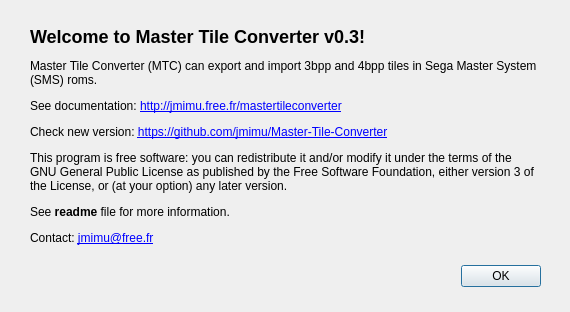
This is dialog_about.ui in jmimu/Master-Tile-Converter as Qt 5 draws it before an edit. The edited form follows.
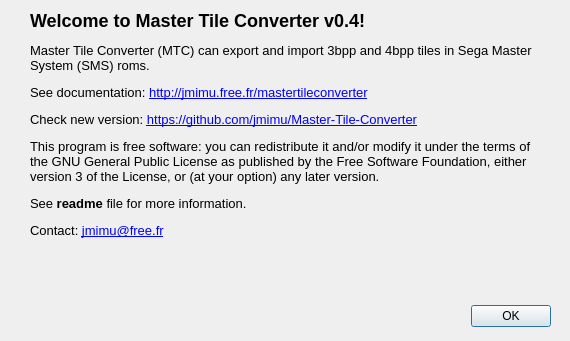
This is the edited form. Icons and pictures are not drawn.

Commit message: fix compression, change menus and about

What changed in the file:
```diff
--- a/dialog_about.ui
+++ b/dialog_about.ui
@@ -7,7 +7,7 @@
     <x>0</x>
     <y>0</y>
     <width>570</width>
-    <height>312</height>
+    <height>341</height>
    </rect>
   </property>
   <property name="windowTitle">
@@ -20,8 +20,8 @@
   <widget class="QDialogButtonBox" name="buttonBox">
    <property name="geometry">
     <rect>
-     <x>30</x>
-     <y>260</y>
+     <x>40</x>
+     <y>300</y>
      <width>511</width>
      <height>32</height>
     </rect>
@@ -37,23 +37,26 @@
    <property name="geometry">
     <rect>
      <x>30</x>
-     <y>20</y>
+     <y>10</y>
      <width>511</width>
-     <height>231</height>
+     <height>311</height>
     </rect>
    </property>
    <property name="text">
-    <string>&lt;h2&gt;Welcome to Master Tile Converter v0.3!&lt;/h2&gt;
-&lt;p&gt;Master Tile Converter (MTC) can export and import 3bpp and 4bpp tiles in Sega Master System (SMS) roms.&lt;p&gt;
-&lt;p&gt;See documentation: &lt;a href=&quot;http://jmimu.free.fr/mastertileconverter&quot;&gt;http://jmimu.free.fr/mastertileconverter&lt;/a&gt;&lt;/p&gt;
-&lt;p&gt;Check new version: &lt;a href=&quot;https://github.com/jmimu/Master-Tile-Converter&quot;&gt;https://github.com/jmimu/Master-Tile-Converter&lt;/a&gt;&lt;/p&gt;
-&lt;p&gt;This program is free software: you can redistribute it and/or modify
-it under the terms of the GNU General Public License as published by
-the Free Software Foundation, either version 3 of the License, or
-(at your option) any later version.&lt;/p&gt;
-&lt;p&gt;See &lt;strong&gt;readme&lt;/strong&gt; file for more information.&lt;/p&gt;
-&lt;p&gt;Contact: &lt;a href=&quot;mailto:jmimu@free.fr&quot;&gt;jmimu@free.fr&lt;/a&gt;&lt;/p&gt;
-</string>
+    <string>&lt;!DOCTYPE HTML PUBLIC &quot;-//W3C//DTD HTML 4.0//EN&quot; &quot;http://www.w3.org/TR/REC-html40/strict.dtd&quot;&gt;
+&lt;html&gt;&lt;head&gt;&lt;meta name=&quot;qrichtext&quot; content=&quot;1&quot; /&gt;&lt;style type=&quot;text/css&quot;&gt;
+p, li { white-space: pre-wrap; }
+&lt;/style&gt;&lt;/head&gt;&lt;body style=&quot; font-family:'Sans'; font-size:10pt; font-weight:400; font-style:normal;&quot;&gt;
+&lt;p style=&quot; margin-top:16px; margin-bottom:12px; margin-left:0px; margin-right:0px; -qt-block-indent:0; text-indent:0px;&quot;&gt;&lt;span style=&quot; font-size:x-large; font-weight:600;&quot;&gt;Welcome to Master Tile Converter v0.4!&lt;/span&gt;&lt;/p&gt;
+&lt;p style=&quot; margin-top:12px; margin-bottom:12px; margin-left:0px; margin-right:0px; -qt-block-indent:0; text-indent:0px;&quot;&gt;Master Tile Converter (MTC) can export and import 3bpp and 4bpp tiles in Sega Master System (SMS) roms.&lt;/p&gt;
+&lt;p style=&quot; margin-top:12px; margin-bottom:12px; margin-left:0px; margin-right:0px; -qt-block-indent:0; text-indent:0px;&quot;&gt;See documentation: &lt;a href=&quot;http://jmimu.free.fr/mastertileconverter&quot;&gt;&lt;span style=&quot; text-decoration: underline; color:#0000ff;&quot;&gt;http://jmimu.free.fr/mastertileconverter&lt;/span&gt;&lt;/a&gt;&lt;/p&gt;
+&lt;p style=&quot; margin-top:12px; margin-bottom:12px; margin-left:0px; margin-right:0px; -qt-block-indent:0; text-indent:0px;&quot;&gt;Check new version: &lt;a href=&quot;https://github.com/jmimu/Master-Tile-Converter&quot;&gt;&lt;span style=&quot; text-decoration: underline; color:#0000ff;&quot;&gt;https://github.com/jmimu/Master-Tile-Converter&lt;/span&gt;&lt;/a&gt;&lt;/p&gt;
+&lt;p style=&quot; margin-top:12px; margin-bottom:12px; margin-left:0px; margin-right:0px; -qt-block-indent:0; text-indent:0px;&quot;&gt;This program is free software: you can redistribute it and/or modify it under the terms of the GNU General Public License as published by the Free Software Foundation, either version 3 of the License, or (at your option) any later version.&lt;/p&gt;
+&lt;p style=&quot; margin-top:12px; margin-bottom:12px; margin-left:0px; margin-right:0px; -qt-block-indent:0; text-indent:0px;&quot;&gt;See &lt;span style=&quot; font-weight:600;&quot;&gt;readme&lt;/span&gt; file for more information.&lt;/p&gt;
+&lt;p style=&quot; margin-top:12px; margin-bottom:12px; margin-left:0px; margin-right:0px; -qt-block-indent:0; text-indent:0px;&quot;&gt;Contact: &lt;a href=&quot;mailto:jmimu@free.fr&quot;&gt;&lt;span style=&quot; text-decoration: underline; color:#0000ff;&quot;&gt;jmimu@free.fr&lt;/span&gt;&lt;/a&gt; &lt;/p&gt;&lt;/body&gt;&lt;/html&gt;</string>
+   </property>
+   <property name="alignment">
+    <set>Qt::AlignLeading|Qt::AlignLeft|Qt::AlignTop</set>
    </property>
    <property name="wordWrap">
     <bool>true</bool>
```
Left out of the diff: 2 changed lines with no effect on the pictures. The commit also changes 4 other files.
